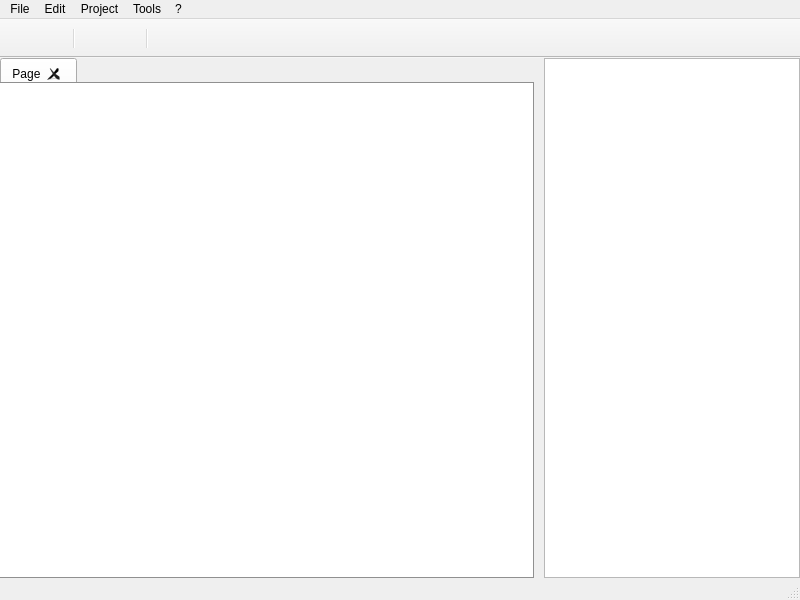
Qt form resources/UI/MainWindow.ui (pokedude9/AwesomeScriptEditor) before a commit.
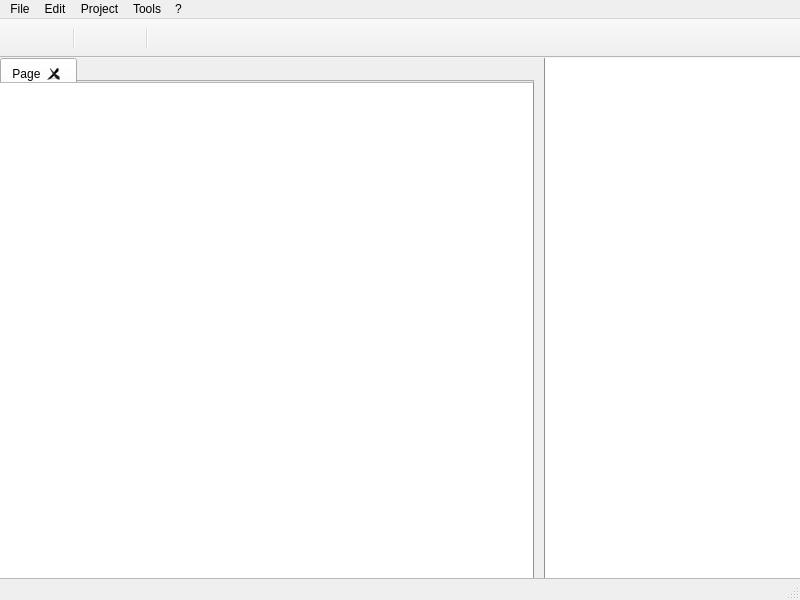
The same form after that commit. Icons and pictures are not drawn. Custom widgets are drawn as their Qt base class.

Commit message: Made enhancements to the GUI.

Patch:
```diff
--- a/resources/UI/MainWindow.ui
+++ b/resources/UI/MainWindow.ui
@@ -19,6 +19,12 @@
   <property name="windowTitle">
    <string>MainWindow</string>
   </property>
+  <property name="styleSheet">
+   <string notr="true">QStatusBar#statusBar
+{
+	border-top: 1px solid #B9B9B9;
+}</string>
+  </property>
   <widget class="QWidget" name="centralWidget">
    <property name="sizePolicy">
     <sizepolicy hsizetype="Preferred" vsizetype="Preferred">
@@ -76,7 +82,7 @@
 }</string>
       </property>
       <property name="documentMode">
-       <bool>true</bool>
+       <bool>false</bool>
       </property>
       <property name="tabsClosable">
        <bool>true</bool>
@@ -102,6 +108,21 @@
         <height>401</height>
        </size>
       </property>
+      <property name="styleSheet">
+       <string notr="true">QTreeWidget
+{
+	border: 1px solid #909090;
+	border-top: none;
+	border-right: none;
+	border-bottom: none;
+}</string>
+      </property>
+      <property name="frameShape">
+       <enum>QFrame::NoFrame</enum>
+      </property>
+      <property name="frameShadow">
+       <enum>QFrame::Plain</enum>
+      </property>
       <attribute name="headerVisible">
        <bool>false</bool>
       </attribute>
@@ -120,8 +141,10 @@
       <property name="styleSheet">
        <string notr="true">QPlainTextEdit#plainTextEdit
 {
-	border: 1px solid #909090;
+	border-top: 1px solid #B9B9B9;
+	border-right: 1px solid #909090;
 	border-left: none;
+	border-bottom: none;
 }
 
 QPlainTextEdit#plainTextEdit
```
Left out of the diff: 4 changed lines with no effect on the pictures. The commit also changes 5 other files.
